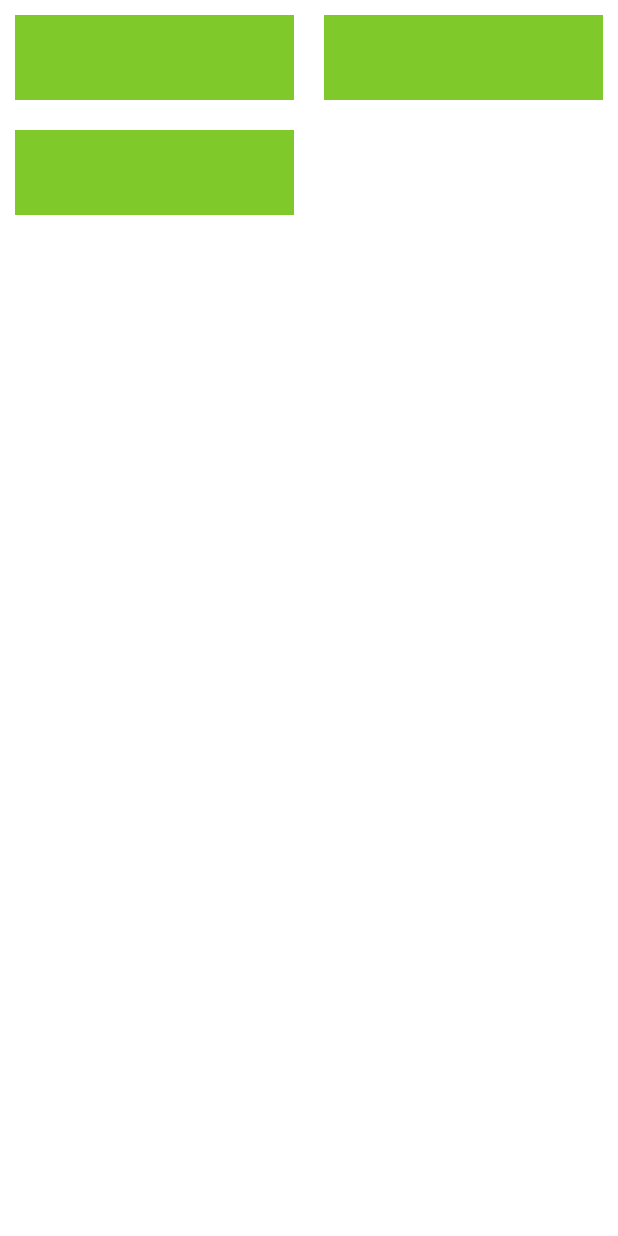
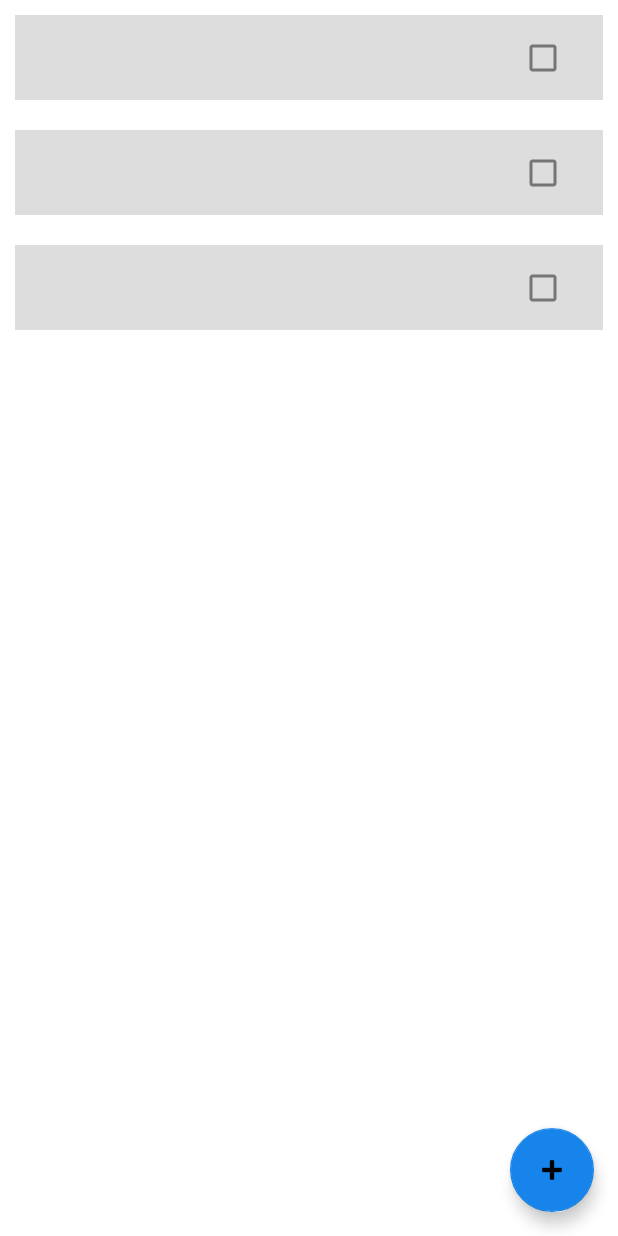
Before and after one commit to AdilsonMJ/RecyclerView_Course, an Android app: the layout activity_main.xml on its own in the app's theme, with its tools: preview values and no code run, on a phone screen of 412 x 824 dp. Run offline under Robolectric (Android 15) with nearby library versions, the phone set to English and light mode, and no system bars.

```diff
--- a/app/src/main/res/layout/activity_main.xml
+++ b/app/src/main/res/layout/activity_main.xml
@@ -1,12 +1,31 @@
 <?xml version="1.0" encoding="utf-8"?>
-<androidx.recyclerview.widget.RecyclerView xmlns:android="http://schemas.android.com/apk/res/android"
+<androidx.constraintlayout.widget.ConstraintLayout
+    xmlns:android="http://schemas.android.com/apk/res/android"
     xmlns:app="http://schemas.android.com/apk/res-auto"
     xmlns:tools="http://schemas.android.com/tools"
     android:layout_width="match_parent"
     android:layout_height="match_parent"
-    tools:context=".MainActivity"
-    android:id="@+id/rvUser"
-    app:layoutManager="androidx.recyclerview.widget.GridLayoutManager"
-    app:spanCount="2"
-    tools:listitem="@layout/res_item_user"
-    />
+    tools:context=".MainActivity">
+
+
+    <androidx.recyclerview.widget.RecyclerView
+        android:id="@+id/rvUser"
+        android:layout_width="match_parent"
+        android:layout_height="match_parent"
+        app:layoutManager="androidx.recyclerview.widget.LinearLayoutManager"
+        app:spanCount="2"
+        tools:listitem="@layout/res_item_user"
+        />
+
+    <com.google.android.material.floatingactionbutton.FloatingActionButton
+        android:id="@+id/fabSelectUsers"
+        android:layout_width="wrap_content"
+        android:layout_height="wrap_content"
+        android:layout_marginEnd="16dp"
+        android:layout_marginBottom="16dp"
+        android:clickable="true"
+        app:layout_constraintBottom_toBottomOf="parent"
+        app:layout_constraintEnd_toEndOf="parent"
+        app:srcCompat="@android:drawable/ic_input_add" />
+
+</androidx.constraintlayout.widget.ConstraintLayout>
--- a/app/src/main/res/layout/res_item_user.xml
+++ b/app/src/main/res/layout/res_item_user.xml
@@ -4,7 +4,7 @@
     xmlns:tools="http://schemas.android.com/tools"
     android:layout_width="match_parent"
     android:layout_margin="10dp"
-    android:background="@color/dark_lemon_lime"
+    android:background="@color/gainsboro"
     android:layout_height="wrap_content">
 
     <TextView
@@ -13,16 +13,24 @@
         android:layout_height="wrap_content"
         android:layout_marginStart="16dp"
         android:layout_marginTop="16dp"
+        android:layout_marginBottom="16dp"
+        android:textColor="@color/red"
+        android:textSize="18sp"
+        android:textStyle="bold"
+        app:layout_constraintBottom_toBottomOf="parent"
+        app:layout_constraintEnd_toStartOf="@+id/cbUser"
+        app:layout_constraintStart_toStartOf="parent"
+        app:layout_constraintTop_toTopOf="parent"
+        app:layout_constraintVertical_bias="0.0"
+        tools:text="@tools:sample/full_names" />
+
+    <CheckBox
+        android:id="@+id/cbUser"
+        android:layout_width="wrap_content"
+        android:layout_height="wrap_content"
         android:layout_marginEnd="16dp"
-        android:textStyle="bold"
-        android:textSize="18sp"
-        android:textColor="@color/black"
-        android:layout_marginBottom="16dp"
         app:layout_constraintBottom_toBottomOf="parent"
         app:layout_constraintEnd_toEndOf="parent"
-        app:layout_constraintStart_toStartOf="parent"
-        app:layout_constraintTop_toTopOf="parent"
-        tools:text="@tools:sample/full_names"
-        />
+        app:layout_constraintTop_toTopOf="parent" />
 
 </androidx.constraintlayout.widget.ConstraintLayout>
--- a/app/src/main/res/values/colors.xml
+++ b/app/src/main/res/values/colors.xml
@@ -3,10 +3,12 @@
     <color name="purple_200">#FFBB86FC</color>
     <color name="purple_500">#FF6200EE</color>
     <color name="purple_700">#FF3700B3</color>
-    <color name="teal_200">#FF03DAC5</color>
+    <color name="teal_200">#1684EA</color>
     <color name="teal_700">#FF018786</color>
     <color name="black">#FF000000</color>
     <color name="white">#FFFFFFFF</color>
 
     <color name="dark_lemon_lime">#7FCA2A</color>
+    <color name="gainsboro">#DDDDDD</color>
+    <color name="red">#C70039</color>
 </resources>
```
Also changed, not shown: app/src/main/java/com/adilson/recyclerview_course/MainActivity.kt (+14 -9 lines), app/src/main/java/com/adilson/recyclerview_course/UserAdapter.kt (+32 -6 lines).
